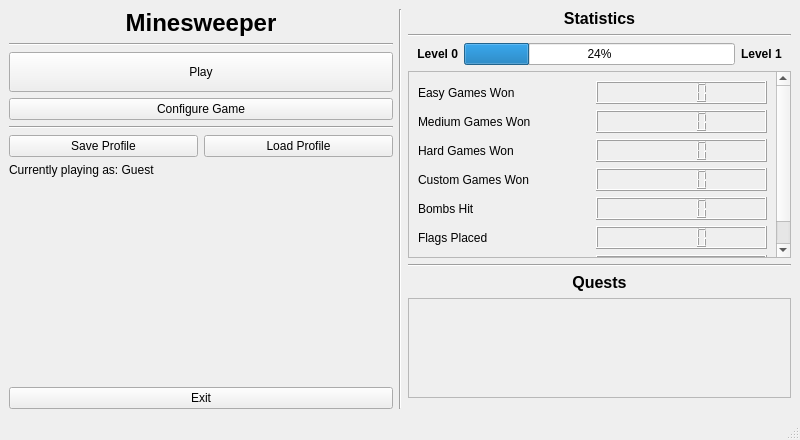
anton-fischer/cpp-minesweeper, file src/ui/menuwindow.ui: the form before one commit.
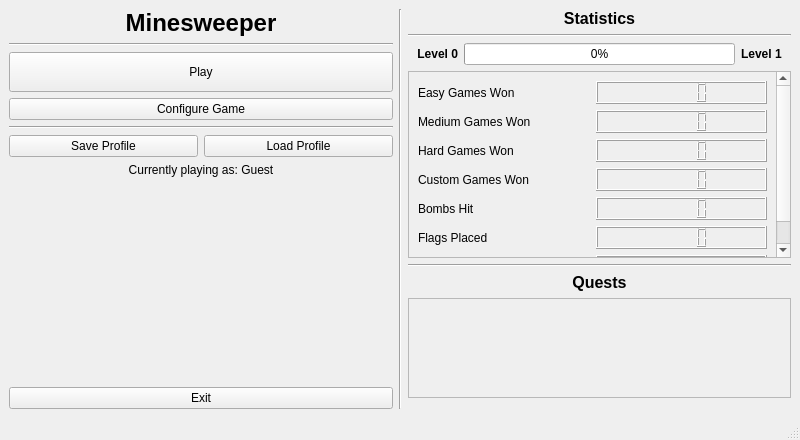
The form after the commit.

```diff
--- a/src/ui/menuwindow.ui
+++ b/src/ui/menuwindow.ui
@@ -98,6 +98,9 @@
           <property name="text">
            <string>Currently playing as: Guest</string>
           </property>
+          <property name="alignment">
+           <set>Qt::AlignmentFlag::AlignCenter</set>
+          </property>
          </widget>
         </item>
         <item>
@@ -204,7 +207,7 @@
              </size>
             </property>
             <property name="value">
-             <number>24</number>
+             <number>0</number>
             </property>
            </widget>
           </item>
```
